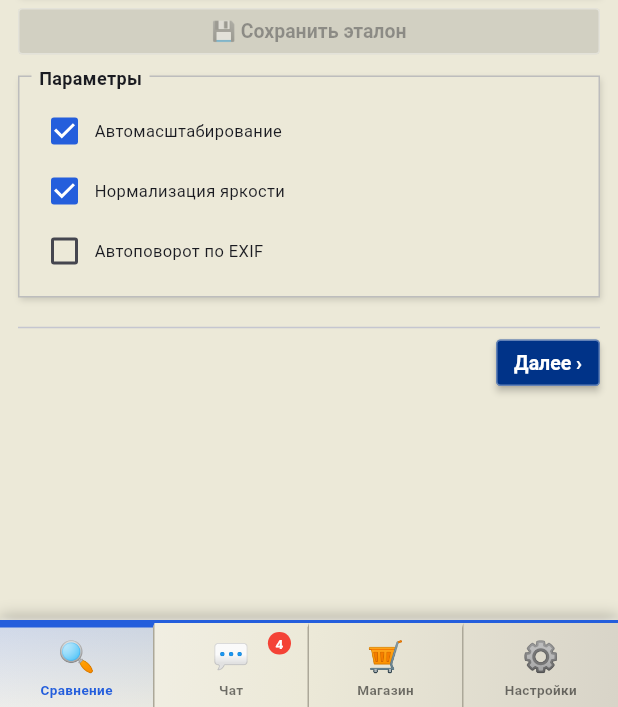
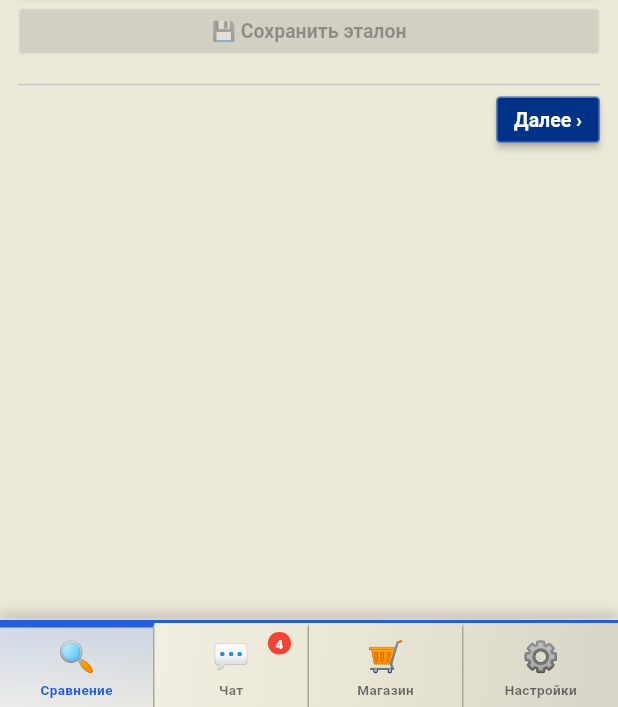
Before and after one commit to ppvesna/foto-compare, a Flutter app: the screen it shows once a user with an empty profile is signed in, on a phone screen of 412 x 824 dp, the part 529-1236 px from its top. Run offline on Flutter 3.47's test engine with Material 3 defaults, Android fonts, the phone set to English and light mode, and no system bars; our stand-ins replace image_picker, sqflite, supabase_flutter; missing offline and left inert: google_mlkit_text_recognition, mobile_scanner; accounts and stored records are empty.

Commit message:
Remove non-functional параметры checkboxes (autoScale, normBright, autoRotate)
https://claude.ai/code/session_01SYdGBKvBkUENM7TUXVJdMv

```diff
--- a/lib/screens/compare_screen.dart
+++ b/lib/screens/compare_screen.dart
@@ -40,11 +40,6 @@ class _CompareScreenState extends State<CompareScreen>
   OcrResult? _refOcr;
   OcrResult? _cmpOcr;
   TextDiff?  _textDiff;
-
-  // Параметры обработки
-  bool _autoScale  = true;
-  bool _normBright = true;
-  bool _autoRotate = false;
 
   // Выравнивание — независимые контроллеры для каждого фото
   final _refCtrl = TransformationController();
@@ -833,16 +828,6 @@ class _CompareScreenState extends State<CompareScreen>
                       onPressed: _applyOverlayAlignment),
                 ]),
               ])),
-        XpGroup(
-            label: 'Параметры',
-            child: Column(children: [
-              _check('Автомасштабирование', _autoScale,
-                  (v) => setState(() => _autoScale = v)),
-              _check('Нормализация яркости', _normBright,
-                  (v) => setState(() => _normBright = v)),
-              _check('Автоповорот по EXIF', _autoRotate,
-                  (v) => setState(() => _autoRotate = v)),
-            ])),
         const SizedBox(height: 12),
         const Divider(),
         Row(mainAxisAlignment: MainAxisAlignment.end, children: [
@@ -1533,17 +1518,6 @@ class _CompareScreenState extends State<CompareScreen>
     );
   }
 
-  Widget _check(String label, bool val, ValueChanged<bool> onChange) {
-    return Row(children: [
-      Checkbox(
-          value: val,
-          onChanged: (v) => onChange(v ?? val),
-          activeColor: AppTheme.blue,
-          materialTapTargetSize: MaterialTapTargetSize.shrinkWrap),
-      Text(label, style: const TextStyle(fontSize: 11)),
-    ]);
-  }
-
   TableRow _tableRow(String key, String val) => TableRow(children: [
         Padding(
             padding: const EdgeInsets.symmetric(
```
